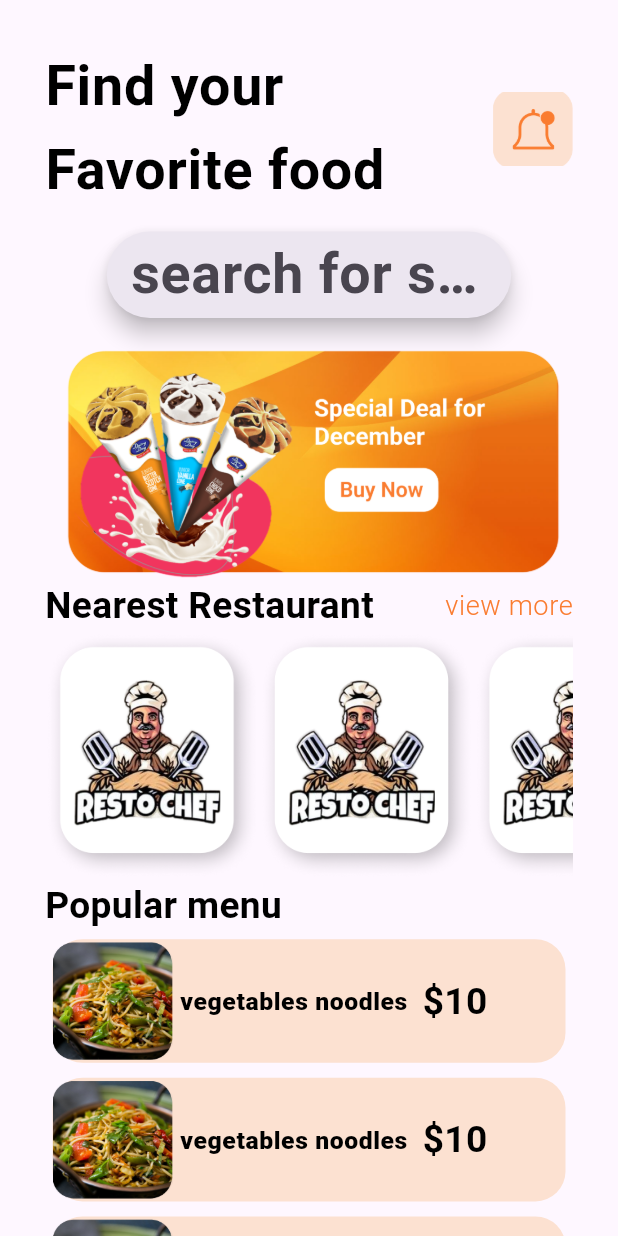
After one commit to rimuakter057/food_app_with_getx, a Flutter app: the HomeScreen screen opened by its route, on a phone screen of 412 x 824 dp. The commit adds this screen. Run offline on Flutter 3.47's test engine with Material 3 defaults, Android fonts, the phone set to English and light mode, and no system bars; our stand-ins replace get, introduction_screen.

Commit message:
first commit

```diff
--- a/lib/Routes/routes_name.dart
+++ b/lib/Routes/routes_name.dart
@@ -3,4 +3,7 @@ class RoutesName {
 static String splashScreen ='/splash-screen';
 static String loginScreen ='/login-screen';
 static String createScreen ='/create-screen';
+static String homeScreen ='/home-screen';
+static String cryptoPage= '/crypto-page';
+static String cryptoHome='/crypto-home';
 }
--- a/lib/Routes/routes_page.dart
+++ b/lib/Routes/routes_page.dart
@@ -1,9 +1,13 @@
 
 import 'package:food_app_ui_getx/Routes/routes_name.dart';
+import 'package:food_app_ui_getx/views/CryptoPage/crypto_home.dart';
 import 'package:food_app_ui_getx/views/LoginScreen/create_account.dart';
 import 'package:food_app_ui_getx/views/LoginScreen/login_screen.dart';
 import 'package:food_app_ui_getx/views/splash_screen.dart';
 import 'package:get/get_navigation/src/routes/get_route.dart';
+
+import '../views/CryptoPage/crypto_page.dart';
+import '../views/HomePage/home_screen.dart';
 
 class RoutesPage {
   List <GetPage<dynamic>> routes= [
@@ -13,5 +17,10 @@ class RoutesPage {
         page:()=>LoginScreen()),
     GetPage(name: RoutesName.createScreen,
         page:()=>CreateScreen()),
+    GetPage(name: RoutesName.homeScreen,
+        page:()=>HomeScreen()),
+    GetPage(name: RoutesName.cryptoPage, page:()=>CryptoPage()),
+    GetPage(name: RoutesName.cryptoHome,
+        page: ()=>CryptoHome())
   ];
 }
--- a/lib/main.dart
+++ b/lib/main.dart
@@ -17,6 +17,11 @@ class FoodApp extends StatelessWidget {
       debugShowCheckedModeBanner: false,
       theme: ThemeData(
         textTheme: TextTheme(
+          bodyLarge: TextStyle(
+            color: const Color(0xFF000000),
+            fontSize: size.height*.045,
+            fontWeight: FontWeight.w600,
+          ),
           bodyMedium: TextStyle(
             color: const Color(0xFF000000),
             fontSize: size.height*.03,
@@ -24,13 +29,13 @@ class FoodApp extends StatelessWidget {
           ),
           bodySmall: TextStyle(
             color: const Color(0xFFFA7C30),
-            fontSize: size.height*.025,
+            fontSize: size.height*.022,
             fontWeight: FontWeight.w300,
           ),
         )
       ),
       getPages:RoutesPage().routes ,
-      initialRoute: RoutesName.splashScreen,
+      initialRoute: RoutesName.loginScreen,
     );
   }
 }
--- /dev/null
+++ b/lib/views/HomePage/home_screen.dart
@@ -0,0 +1,102 @@
+import 'package:flutter/material.dart';
+import 'package:food_app_ui_getx/utils/color.dart';
+
+import '../Widget/common_appbar.dart';
+import '../Widget/custom_searchbar.dart';
+
+class HomeScreen extends StatelessWidget {
+  const HomeScreen({super.key});
+
+  @override
+  Widget build(BuildContext context) {
+    var medium = Theme.of(context).textTheme.bodyMedium;
+    var small = Theme.of(context).textTheme.bodySmall;
+    final size = MediaQuery.sizeOf(context);
+    return Scaffold(
+      body: SingleChildScrollView(
+        child: Padding(
+          padding: const EdgeInsets.all(30.0),
+          child: Column(
+            crossAxisAlignment: CrossAxisAlignment.start,
+            children: [
+              CustomAppbar(size: size),
+              CustomSearchBar(size: size, small: small),
+              Image.asset("assets/images/slider.png"),
+              Row(
+                mainAxisAlignment: MainAxisAlignment.spaceBetween,
+                children: [
+                  Text(
+                    "Nearest Restaurant",
+                    style: medium,
+                  ),
+                  Text(
+                    "view more",
+                    style: small,
+                  ),
+                ],
+              ),
+              SizedBox(
+                  height: size.height * .2,
+                  child: ListView.builder(
+                      physics: BouncingScrollPhysics(),
+                      shrinkWrap: true,
+                      scrollDirection: Axis.horizontal,
+                      itemCount: 10,
+                      itemBuilder: (context, index) {
+                        return Image.asset("assets/images/shop_image.png");
+                      })),
+              Text(
+                "Popular menu",
+                style: medium,
+              ),
+              ListView.builder(
+                  shrinkWrap: true,
+                  scrollDirection: Axis.vertical,
+                  itemCount: 10,
+                  itemBuilder: (context, index) {
+                    return Padding(
+                      padding: const EdgeInsets.all(5.0),
+                      child: Container(
+                          height: size.height * .1,
+                          width: size.width,
+                          decoration: BoxDecoration(
+                            borderRadius: BorderRadius.circular(20),
+                            color: AppColors.textFieldColor,
+                          ),
+                          child: Row(
+                            children: [
+                              Image.asset(
+                                "assets/images/food_image.png",
+                                height: 80,
+                                width: 80,
+                              ),
+                              Padding(
+                                padding: const EdgeInsets.symmetric(horizontal: 5.0),
+                                child: Row(
+                                  children: [
+                                    Text(
+                                      "vegetables noodles",
+                                      style: small?.copyWith(
+                                          color: Colors.black,
+                                          fontSize: size.height * .02,
+                                          fontWeight: FontWeight.w800),
+                                    ),
+                                    const SizedBox(width: 10,),
+                                    Text(
+                                      "\$10",
+                                      style: medium,
+                                    ),
+                                  ],
+                                ),
+                              )
+                            ],
+                          )),
+                    );
+                  }),
+            ],
+          ),
+        ),
+      ),
+    );
+  }
+}
--- a/lib/views/LoginScreen/Widget/login_button.dart
+++ b/lib/views/LoginScreen/Widget/login_button.dart
@@ -50,8 +50,7 @@ class LoginButton extends StatelessWidget {
                     style: small?.copyWith(
                       color: Colors.black,
                       fontSize:
-                      MediaQuery.sizeOf(context).height * .02,
-                    ))
+                      MediaQuery.sizeOf(context).height * .02,))
               ],
             )),
       ],
--- a/lib/views/LoginScreen/create_account.dart
+++ b/lib/views/LoginScreen/create_account.dart
@@ -1,4 +1,7 @@
 import 'package:flutter/material.dart';
+import 'package:food_app_ui_getx/Routes/routes_name.dart';
+import 'package:get/get.dart';
+import 'package:get/get_core/src/get_main.dart';
 
 import '../../utils/color.dart';
 import '../Widget/custom_button.dart';
@@ -65,7 +68,11 @@ class CreateScreen extends StatelessWidget {
               SizedBox(
                 height: size.height * .03,
               ),
-              CustomButton(size: size, medium: medium, text: 'Create Account',),
+              CustomButton(size: size, medium: medium, text: 'Create Account',
+              onTap: (){
+                Get.toNamed(RoutesName.homeScreen);
+              },
+              ),
               SizedBox(
                 height: size.height * .015,
               ),
--- /dev/null
+++ b/lib/views/Widget/common_appbar.dart
@@ -0,0 +1,29 @@
+import 'package:flutter/material.dart';
+
+class CustomAppbar extends StatelessWidget {
+  const CustomAppbar({
+    super.key,
+    required this.size,
+  });
+
+  final Size size;
+
+  @override
+  Widget build(BuildContext context) {
+    return Row(
+      mainAxisAlignment: MainAxisAlignment.spaceBetween,
+      children: [
+        Text(
+          "Find your \nFavorite food",
+          style: Theme.of(context).textTheme.bodyLarge,
+        ),
+        Image.asset(
+          "assets/icon/notification.png",
+          height: size.height * .06,
+          width: size.width * .13,
+          fit: BoxFit.cover,
+        )
+      ],
+    );
+  }
+}
--- /dev/null
+++ b/lib/views/Widget/custom_searchbar.dart
@@ -0,0 +1,80 @@
+import 'package:flutter/material.dart';
+
+import '../../utils/color.dart';
+import 'package:get/get.dart';
+class CustomSearchBar extends StatelessWidget {
+  const CustomSearchBar({
+    super.key,
+    required this.size,
+    required this.small,
+  });
+
+  final Size size;
+  final TextStyle? small;
+
+  @override
+  Widget build(BuildContext context) {
+    return   Container(
+      margin: EdgeInsets.symmetric(
+          horizontal: Get.width * .1, vertical: Get.height * .015),
+      height: Get.height * .07,
+      width: Get.width,
+      child: SearchBar(
+        hintText: "search for shop & restaurant",
+      ),
+    );
+
+
+
+
+
+
+
+
+
+
+    /*Row(
+      mainAxisAlignment: MainAxisAlignment.spaceBetween,
+      children: [
+        Container(
+          height: Get.height * .06,
+          width: Get.width * .6,
+          decoration: BoxDecoration(
+            borderRadius: BorderRadius.circular(15),
+            color: AppColors.textFieldColor,
+          ),
+          child: Center(
+            child: Row(
+              crossAxisAlignment: CrossAxisAlignment.center,
+              mainAxisAlignment: MainAxisAlignment.center,
+              children: [
+
+                const Icon(
+                  Icons.search,
+                  color: AppColors.primaryColor,
+                ),
+                SizedBox(
+                  height: Get.height * .05,
+                  width: Get.width * .5,
+                  child: TextField(
+                    decoration: InputDecoration(
+                        border: InputBorder.none,
+                        hintText: "What food are you looking for?",
+                        hintStyle: small?.copyWith(
+                            fontSize: Get.height * .015)),
+                  ),
+                ),
+              ],
+            ),
+          ),
+        ),
+        Image.asset(
+          "assets/icon/sear_row_icon.png",
+          height: Get.height * .06,
+          width: Get.width * .13,
+          fit: BoxFit.cover,
+        ),
+      ],
+    );*/
+  }
+}
```
Also changed, not shown: assets/icon/notification.png (added), assets/icon/sear_row_icon.png (added), assets/images/food_image.png (added), assets/images/shop_image.png (added), assets/images/slider.png (added).
